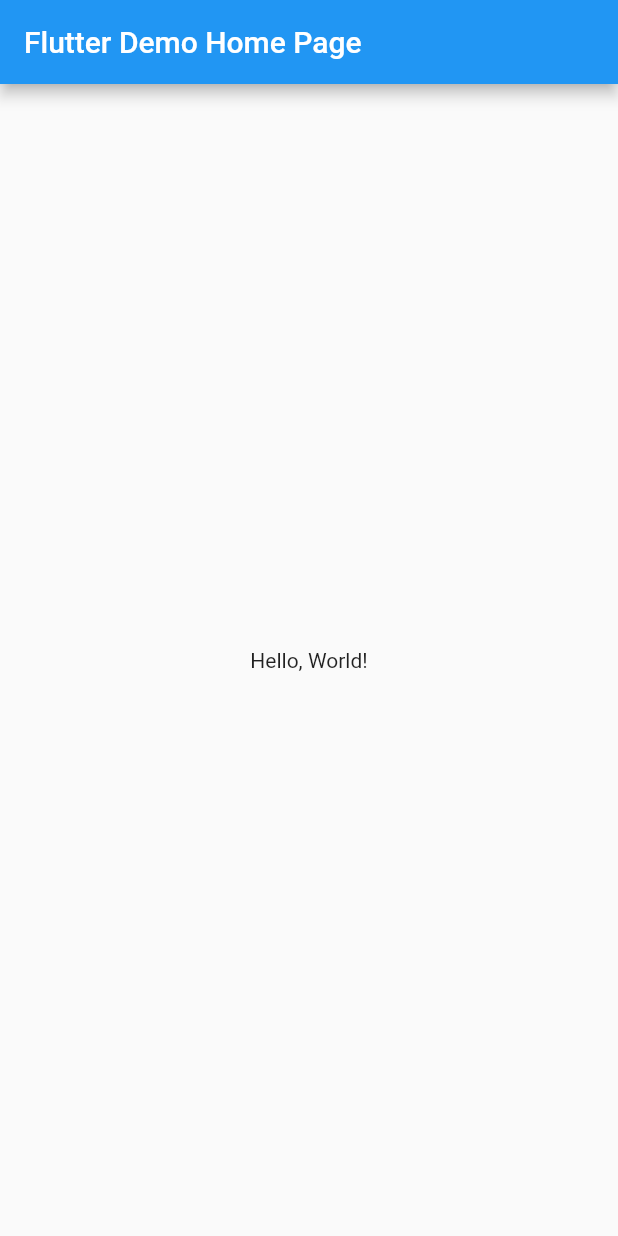
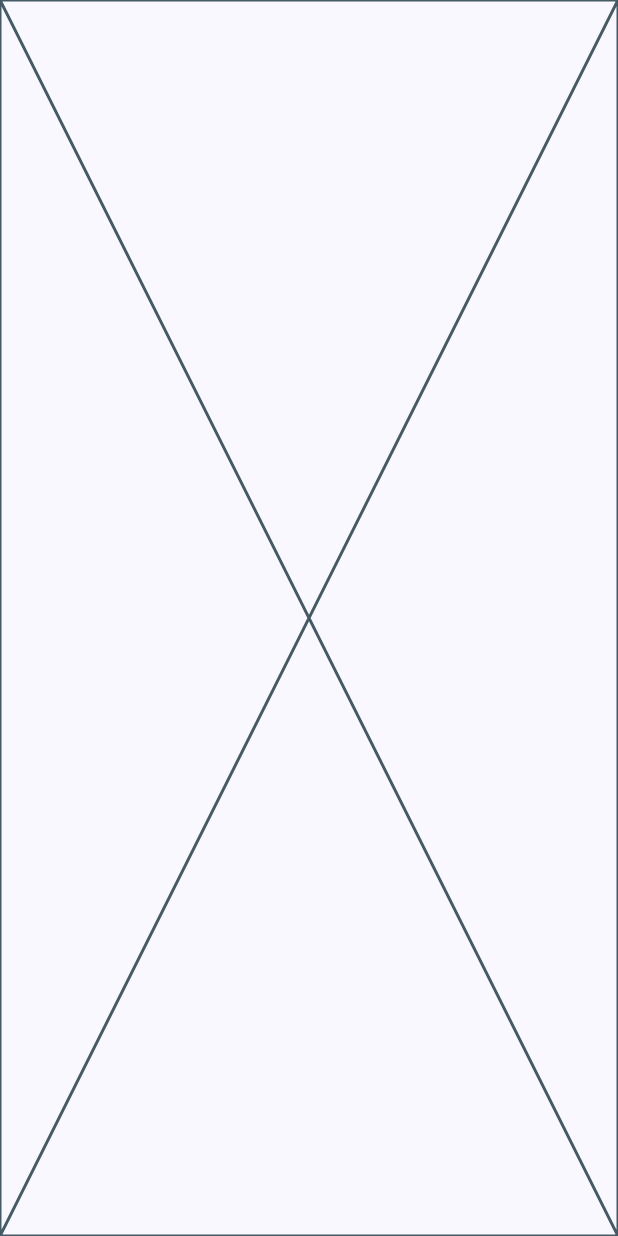
Before and after one commit to ftorreslop/cinemapedia, a Flutter app: the screen it shows after launch, on a phone screen of 412 x 824 dp. Run offline on Flutter 3.47's test engine with Material 2 defaults, Android fonts, the phone set to English and light mode, and no system bars; our stand-ins replace go_router.

Commit message:
Iniciating the app

```diff
--- /dev/null
+++ b/lib/config/router/app_router.dart
@@ -0,0 +1,13 @@
+import 'package:cinemapedia/presentation/screens/screens.dart';
+import 'package:go_router/go_router.dart';
+
+final appRouter = GoRouter(
+  initialLocation: '/',
+  routes: [
+    GoRoute(
+      path: '/',
+      name: HomeScreen.name,
+      builder: (context, state) => const HomeScreen(),
+    ),
+  ],
+);
--- /dev/null
+++ b/lib/config/theme/app_theme.dart
@@ -0,0 +1,6 @@
+import 'package:flutter/material.dart';
+
+class AppTheme {
+  ThemeData getTheme() =>
+      ThemeData(useMaterial3: true, colorSchemeSeed: const Color(0xFF2862F5));
+}
--- /dev/null
+++ b/lib/domain/datasources/movies_datasource.dart
@@ -0,0 +1,5 @@
+import 'package:cinemapedia/domain/entities/movie.dart';
+
+abstract class MovieDatasource {
+  Future<List<Movie>> getNowPlaying({int page = 1});
+}
--- /dev/null
+++ b/lib/domain/repositories/movies_repository.dart
@@ -0,0 +1,5 @@
+import 'package:cinemapedia/domain/entities/movie.dart';
+
+abstract class MovieRepositoy {
+  Future<List<Movie>> getNowPlaying({int page = 1});
+}
--- a/lib/main.dart
+++ b/lib/main.dart
@@ -1,42 +1,19 @@
 import 'package:flutter/material.dart';
 
-void main() => runApp(MyApp());
+import 'package:cinemapedia/config/router/app_router.dart';
+import 'package:cinemapedia/config/theme/app_theme.dart';
+
+void main() => runApp(const MyApp());
 
 class MyApp extends StatelessWidget {
   const MyApp({super.key});
-  // This widget is the root of your application.
   @override
   Widget build(BuildContext context) {
-    return MaterialApp(
-      // Application name
-      title: 'Flutter Hello World',
-      // Application theme data, you can set the colors for the application as
-      // you want
-      theme: ThemeData(
-        primarySwatch: Colors.blue,
-      ),
-      // A widget which will be started on application startup
-      home: MyHomePage(title: 'Flutter Demo Home Page'),
+    return MaterialApp.router(
+      routerConfig: appRouter,
+      debugShowCheckedModeBanner: false,
+      title: 'Cinemapedia',
+      theme: AppTheme().getTheme(),
     );
   }
 }
-
-class MyHomePage extends StatelessWidget {
-  final String title;
-  const MyHomePage({super.key, required this.title});
-
-  @override
-  Widget build(BuildContext context) {
-    return Scaffold(
-      appBar: AppBar(
-        // The title text which will be shown on the action bar
-        title: Text(title),
-      ),
-      body: Center(
-        child: Text(
-          'Hello, World!',
-        ),
-      ),
-    );
-  }
-}
--- /dev/null
+++ b/lib/presentation/screens/movies/home_screen.dart
@@ -0,0 +1,14 @@
+import 'package:flutter/material.dart';
+
+class HomeScreen extends StatelessWidget {
+  static const name = 'home-screen';
+
+  const HomeScreen({Key? key}) : super(key: key);
+
+  @override
+  Widget build(BuildContext context) {
+    return const Scaffold(
+      body: Placeholder(),
+    );
+  }
+}
--- /dev/null
+++ b/lib/presentation/screens/screens.dart
@@ -0,0 +1 @@
+export 'package:cinemapedia/presentation/screens/movies/home_screen.dart';
--- a/pubspec.yaml
+++ b/pubspec.yaml
@@ -19,6 +19,7 @@ environment:
 dependencies:
   flutter:
     sdk: flutter
+  go_router: ^8.2.0
 
 dev_dependencies:
   flutter_test:
```
Also changed, not shown: lib/domain/entities/movie.dart (added, +32 -0 lines), 1 other file.
